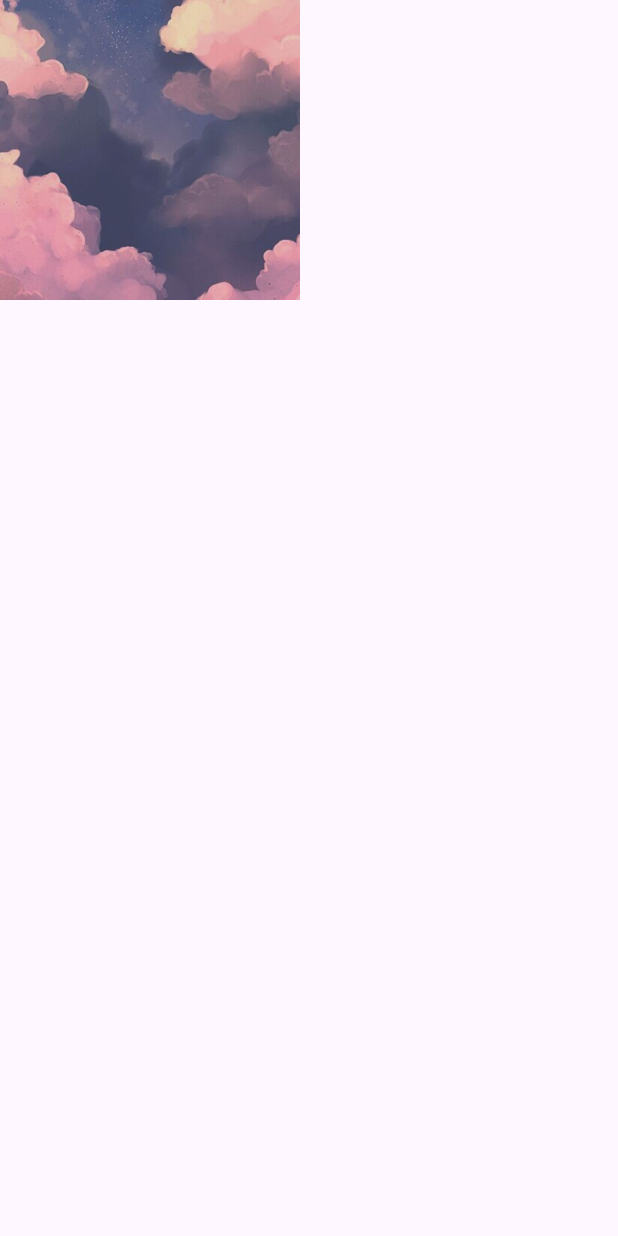
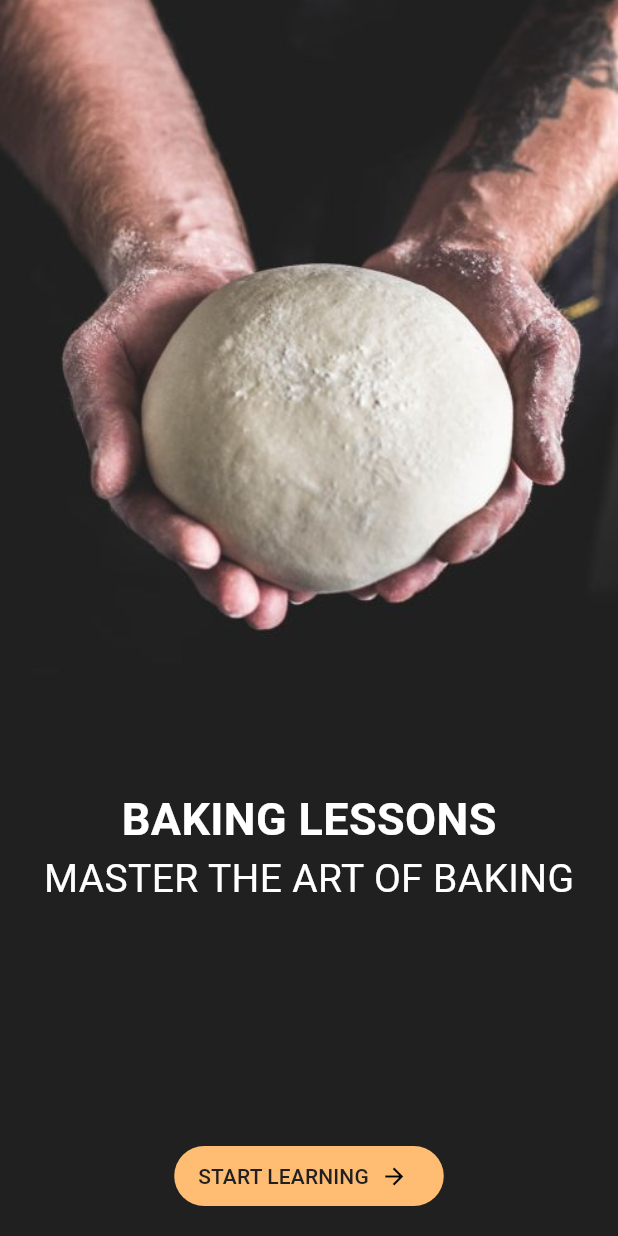
Before and after one commit to 6631501194-cmd/flutter_course, a Flutter app: the screen it shows after launch, on a phone screen of 412 x 824 dp. Run offline on Flutter 3.47's test engine with Material 3 defaults, Android fonts, the phone set to English and light mode, and no system bars.

Commit message:
Baking demo

```diff
--- a/lib/main.dart
+++ b/lib/main.dart
@@ -1,7 +1,8 @@
 import 'package:flutter/material.dart';
+import 'package:flutter_course/week06/baker_demo.dart';
 import 'package:flutter_course/week06/button_demo.dart';
 import 'package:flutter_course/week06/image_demo.dart';
 
 void main() {
-  runApp(MaterialApp(debugShowCheckedModeBanner: false, home: ImageDemo()));
+  runApp(MaterialApp(debugShowCheckedModeBanner: false, home: BakerDemo()));
 }
--- /dev/null
+++ b/lib/week06/baker_demo.dart
@@ -0,0 +1,56 @@
+import 'package:flutter/material.dart';
+
+const Color bgColor = Color(0xFF202020);
+const Color primaryColor = Color(0xFFFFBD73);
+
+class BakerDemo extends StatelessWidget {
+  const BakerDemo({super.key});
+
+  @override
+  Widget build(BuildContext context) {
+    return Scaffold(
+      backgroundColor: bgColor,
+      body: Column(
+        crossAxisAlignment: CrossAxisAlignment.stretch,
+        children: [
+          Expanded(
+            flex: 6,
+            child: Image.asset('assets1/images/baking.jpg', fit: BoxFit.cover),
+          ),
+          Spacer(),
+          Expanded(
+            flex: 4,
+            child: Column(
+              children: [
+                Text(
+                  "Baking lessons".toUpperCase(),
+                  style: TextStyle(
+                    color: Colors.white,
+                    fontSize: 30,
+                    fontWeight: FontWeight.bold,
+                  ),
+                ),
+                Text(
+                  "Master The Art of Baking".toUpperCase(),
+                  style: TextStyle(color: Colors.white, fontSize: 26),
+                ),
+                Spacer(),
+                FilledButton.icon(
+                  onPressed: () {},
+                  style: FilledButton.styleFrom(backgroundColor: primaryColor),
+                  label: Text(
+                    "Start Learning".toUpperCase(),
+                    style: TextStyle(color: bgColor),
+                  ),
+                  icon: Icon(Icons.arrow_forward, color: Colors.black),
+                  iconAlignment: IconAlignment.end,
+                ),
+                SizedBox(height: 16),
+              ],
+            ),
+          ),
+        ],
+      ),
+    );
+  }
+}
--- a/pubspec.yaml
+++ b/pubspec.yaml
@@ -60,6 +60,7 @@ flutter:
   # To add assets to your application, add an assets section, like this:
   assets:
     - assets1/images/sky.jpg
+    - assets1/images/baking.jpg
   #   - images/a_dot_ham.jpeg
 
   # An image asset can refer to one or more resolution-specific "variants", see
```
